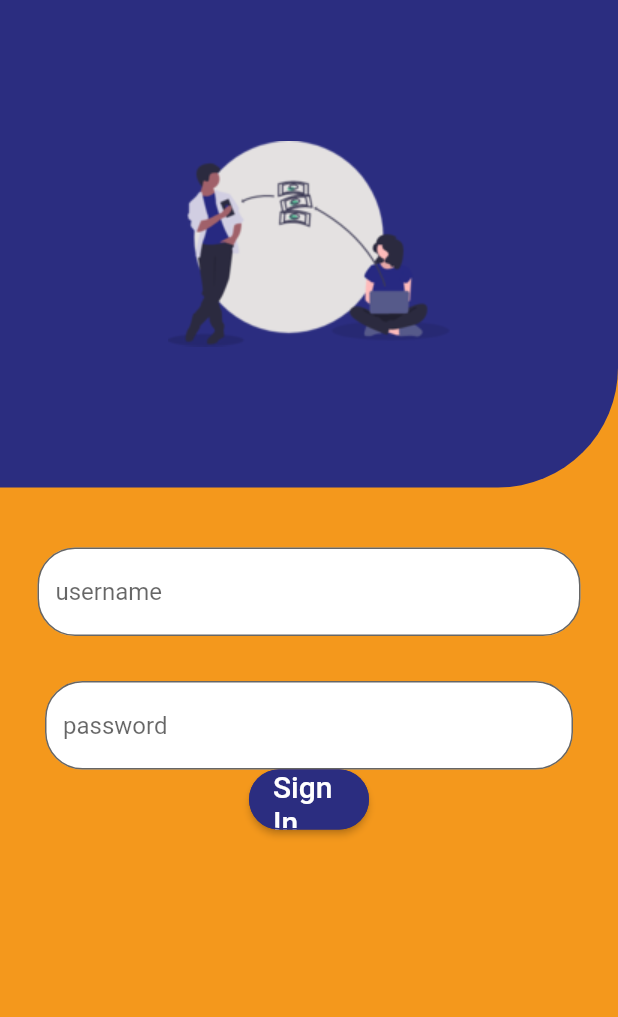
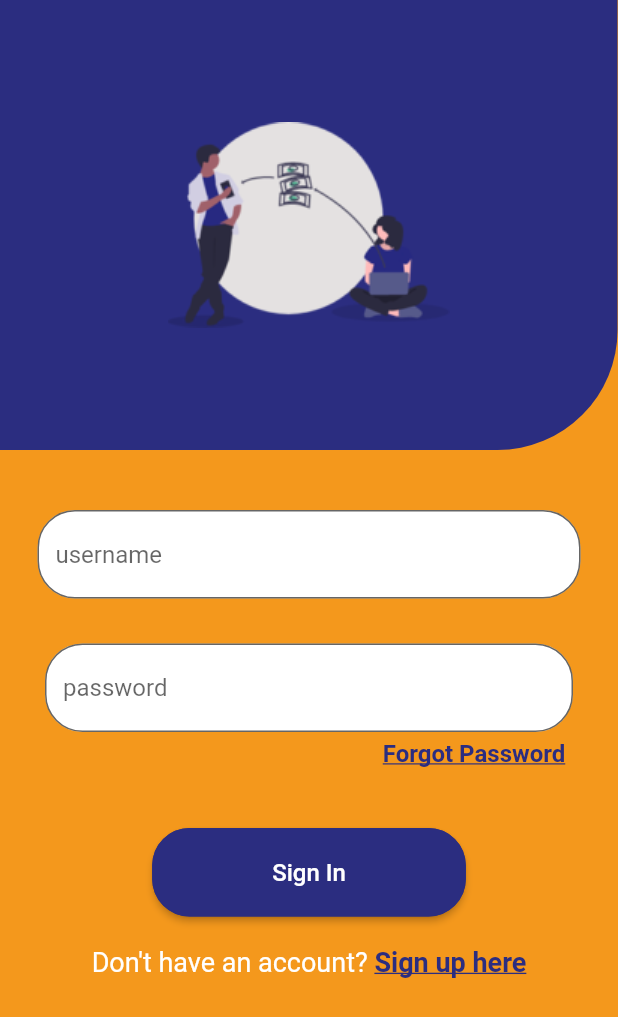
Before and after one commit to Deandrew007/cash-me, a Flutter app: the screen it shows after launch, on a phone screen of 412 x 824 dp. Shown: the top 1017 px of the screen. Run offline on Flutter 3.47's test engine with Material 2 defaults, Android fonts, the phone set to English and light mode, and no system bars; our stand-ins replace hexcolor.

Commit message:
finish building majority of login screen

```diff
--- a/lib/login_screen.dart
+++ b/lib/login_screen.dart
@@ -24,7 +24,7 @@ Widget _buildlayout() {
       crossAxisAlignment: CrossAxisAlignment.start,
       children: <Widget>[
         Container(
-          height: 325,
+          height: 300,
           decoration: BoxDecoration(
             borderRadius: BorderRadius.only(
                 bottomRight: Radius.circular(
@@ -70,20 +70,44 @@ Widget _buildlayout() {
                           )),
                     ),
                   )),
-              SizedBox(height: 40, width: 80,
-              child: RaisedButton(
+              Padding(
+                padding: const EdgeInsets.only(top:5, left: 220),
+                child: Text('Forgot Password',
+                    style: TextStyle(
+                        color: Hexcolor("#2B2D80"),
+                        decoration: TextDecoration.underline,
+                        fontSize: 16,
+                        fontWeight: FontWeight.bold)),
+              ),
+              SizedBox(height: 40),
+              RaisedButton(
                 shape: RoundedRectangleBorder(
-                  borderRadius: BorderRadius.circular(20),
-                  side: BorderSide(color: Hexcolor("#2B2D80"))
-                ),
+                    borderRadius: BorderRadius.circular(25),
+                    side: BorderSide(color: Hexcolor("#2B2D80"))),
                 onPressed: () {},
                 textColor: Colors.white,
                 color: Hexcolor("#2B2D80"),
-                child: const Text('Sign In',
-                    style: TextStyle(fontSize: 20)),
+                padding: const EdgeInsets.only(
+                    top: 20, bottom: 20, left: 80, right: 80),
+                child: const Text('Sign In', style: TextStyle(fontSize: 16)),
               ),
+              Padding(
+                padding: const EdgeInsets.all(20),
+                child: RichText(
+                  text: TextSpan(
+                    text: 'Don\'t have an account? ',
+                    style: TextStyle(color: Colors.white, fontSize: 18),
+                    children: <TextSpan>[
+                      TextSpan(
+                          text: 'Sign up here',
+                          style: TextStyle(
+                              decoration: TextDecoration.underline,
+                              fontWeight: FontWeight.bold,
+                              color: Hexcolor('#2B2D80'))),
+                    ],
+                  ),
+                ),
               ),
-
             ],
           ),
         ),
```
